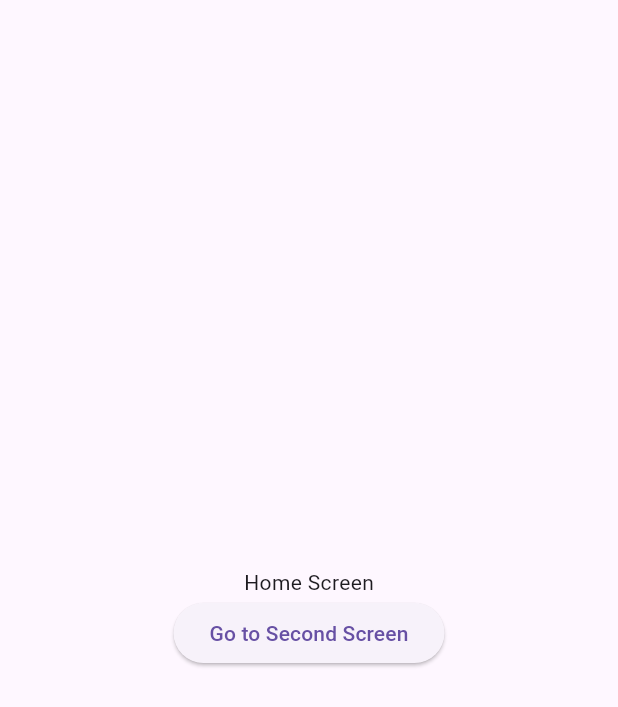
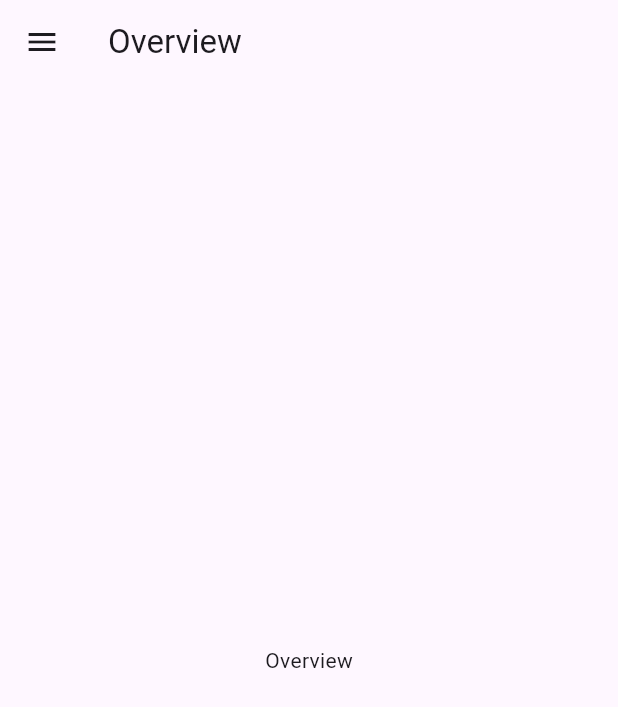
Before and after one commit to shreekaramhq/bankdash, a Flutter app: the screen it shows after launch, on a phone screen of 412 x 824 dp. Shown: the top 707 px of the screen. Run offline on Flutter 3.47's test engine with Material 3 defaults, Android fonts, the phone set to English and light mode, and no system bars; our stand-ins replace go_router.

Commit message:
feat: add drawer navigation

```diff
--- a/lib/navigation/app_router.dart
+++ b/lib/navigation/app_router.dart
@@ -1,26 +1,24 @@
 import 'package:flutter/material.dart';
 import 'package:go_router/go_router.dart';
 
-class HomeScreen extends StatelessWidget {
-  const HomeScreen({super.key});
+import 'screens/accounts_screen.dart';
+import 'screens/home_screen.dart';
+import 'screens/widgets/home_app_bar.dart';
+
+class OverviewPage extends StatelessWidget {
+  const OverviewPage({super.key});
 
   @override
   Widget build(BuildContext context) {
     return Scaffold(
-      body: Center(
-        child: Column(
-          mainAxisAlignment: MainAxisAlignment.center,
-          crossAxisAlignment: CrossAxisAlignment.center,
-          children: [
-            const Text('Home Screen'),
-            ElevatedButton(
-              onPressed: () {
-                GoRouter.of(context).go('/second');
+      appBar: HomeAppBar(
+        title: "Overview",
+        onMenuTap: () {
+          Scaffold.of(context).openDrawer();
         },
-              child: const Text('Go to Second Screen'),
       ),
-          ],
-        ),
+      body: const Center(
+        child: Text('Overview'),
       ),
     );
   }
@@ -28,29 +26,20 @@ class HomeScreen extends StatelessWidget {
 
 final appRouter = GoRouter(
   routes: [
+    ShellRoute(
+      builder: (context, state, child) {
+        return HomeScreen(child: child);
+      },
+      routes: [
         GoRoute(
           path: '/',
-      builder: (context, state) => const HomeScreen(),
+          builder: (context, state) => const OverviewPage(),
         ),
         GoRoute(
-      path: '/second',
-      builder: (context, state) => Scaffold(
-        body: Center(
-          child: Column(
-            mainAxisAlignment: MainAxisAlignment.center,
-            crossAxisAlignment: CrossAxisAlignment.center,
-            children: [
-              const Text('Second Screen'),
-              ElevatedButton(
-                onPressed: () {
-                  GoRouter.of(context).go('/');
-                },
-                child: const Text('Go to Home Screen'),
+          path: '/accounts',
+          builder: (context, state) => const AccountsScreen(),
         ),
       ],
     ),
-        ),
-      ),
-    ),
   ],
 );
--- /dev/null
+++ b/lib/navigation/screens/home_screen.dart
@@ -0,0 +1,52 @@
+import 'package:flutter/material.dart';
+import 'package:go_router/go_router.dart';
+
+class DrawerItem {
+  const DrawerItem({required this.title, required this.route});
+  final String title;
+  final String route;
+}
+
+const drawerItems = [
+  DrawerItem(title: 'Overview', route: '/'),
+  DrawerItem(title: 'Transactions', route: '/transactions'),
+  DrawerItem(title: 'Accounts', route: '/accounts'),
+  DrawerItem(title: 'Investments', route: '/investments'),
+  DrawerItem(title: 'Credit Cards', route: '/credit-cards'),
+  DrawerItem(title: 'Loans', route: '/loans'),
+  DrawerItem(title: 'Services', route: '/services'),
+  DrawerItem(title: 'Settings', route: '/settings'),
+];
+
+class HomeScreen extends StatelessWidget {
+  final Widget child;
+  const HomeScreen({super.key, required this.child});
+
+  @override
+  Widget build(BuildContext context) {
+    return Scaffold(
+      body: child,
+      drawer: Drawer(
+        child: ListView(
+          padding: EdgeInsets.zero,
+          children: [
+            const DrawerHeader(
+              decoration: BoxDecoration(
+                color: Colors.blue,
+              ),
+              child: Text('Bank Dash'),
+            ),
+            for (final item in drawerItems)
+              ListTile(
+                title: Text(item.title),
+                onTap: () {
+                  Navigator.pop(context);
+                  context.go(item.route);
+                },
+              ),
+          ],
+        ),
+      ),
+    );
+  }
+}
--- /dev/null
+++ b/lib/navigation/screens/widgets/home_app_bar.dart
@@ -0,0 +1,22 @@
+import 'package:flutter/material.dart';
+
+class HomeAppBar extends StatelessWidget implements PreferredSizeWidget {
+  static const double height = 56.0;
+  final String title;
+  final Function() onMenuTap;
+  const HomeAppBar({super.key, required this.onMenuTap, required this.title});
+
+  @override
+  Widget build(BuildContext context) {
+    return AppBar(
+      title: Text(title),
+      leading: InkWell(
+        onTap: onMenuTap,
+        child: const Icon(Icons.menu),
+      ),
+    );
+  }
+
+  @override
+  Size get preferredSize => const Size.fromHeight(height);
+}
```
Also changed, not shown: lib/navigation/screens/accounts_screen.dart (added, +22 -0 lines), lib/navigation/screens/overview_screen.dart (added, +22 -0 lines). Lines whose indentation alone changed are shown as unchanged.
